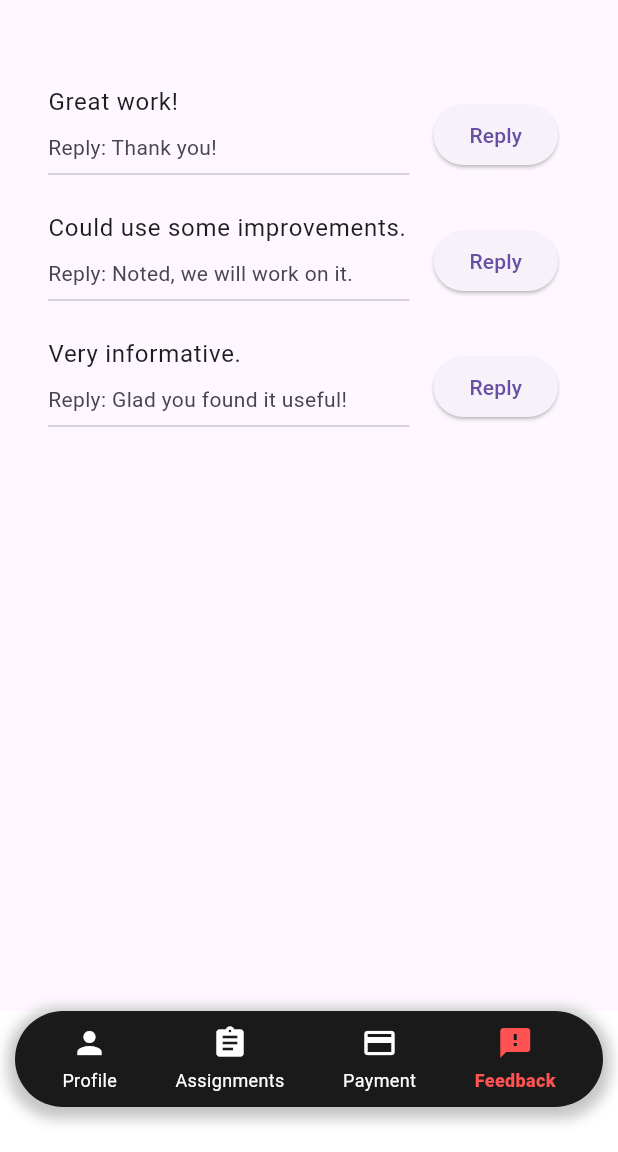
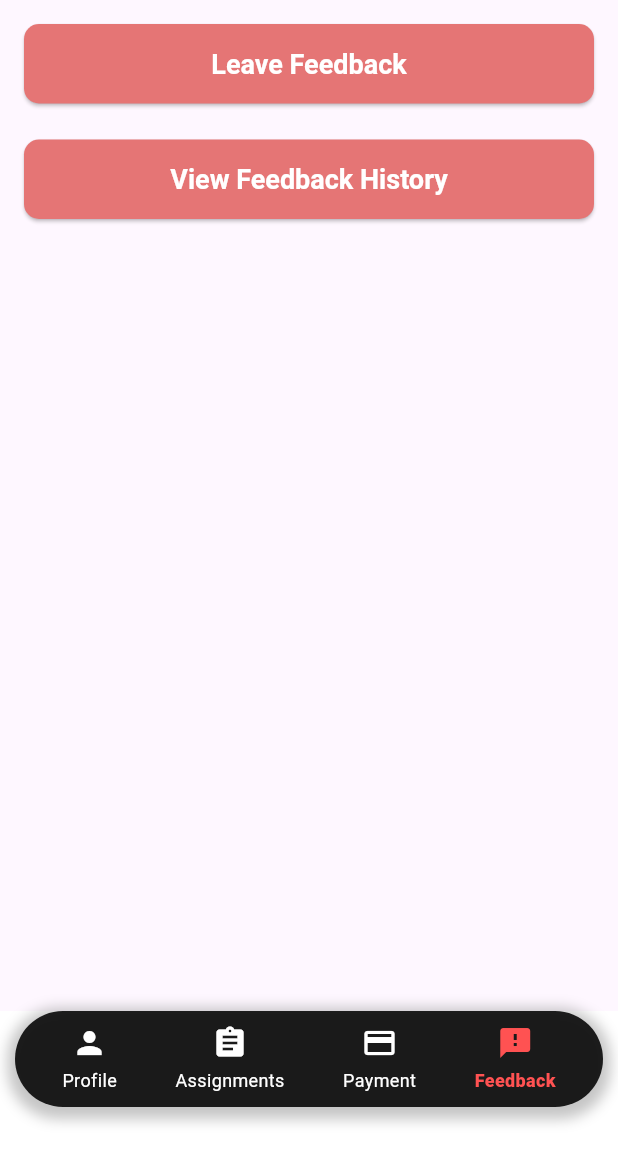
Before and after one commit to Ishan-Hegde/CRCE_Connex_App, a Flutter app: the screen it shows once a user with an empty profile is signed in, item 4 of the bottom bar chosen, on a phone screen of 412 x 824 dp, the part 84-1236 px from its top. Run offline on Flutter 3.47's test engine with Material 3 defaults, Android fonts, the phone set to English and light mode, and no system bars; our stand-ins replace file_picker, firebase_auth, firebase_core, google_fonts; accounts and stored records are empty.

Commit message:
feedback working

```diff
--- a/lib/screens/feedback_section/view.dart
+++ b/lib/screens/feedback_section/view.dart
@@ -1,6 +1,3 @@
-// ignore_for_file: use_key_in_widget_constructors, library_private_types_in_public_api
-
-import 'package:flutter/foundation.dart';
 import 'package:flutter/material.dart';
 
 class FeedbackPage extends StatelessWidget {
@@ -9,60 +6,31 @@ class FeedbackPage extends StatelessWidget {
   @override
   Widget build(BuildContext context) {
     return Scaffold(
-      body: const FeedbackWidget(),
+      body: Padding(
+        padding: const EdgeInsets.all(16.0),
+        child: FeedbackModule(),
+      ),
     );
   }
 }
 
-class FeedbackWidget extends StatefulWidget {
-  const FeedbackWidget({Key? key});
+class FeedbackModule extends StatefulWidget {
+  const FeedbackModule({Key? key});
 
   @override
-  _FeedbackWidgetState createState() => _FeedbackWidgetState();
+  _FeedbackModuleState createState() => _FeedbackModuleState();
 }
 
-class _FeedbackWidgetState extends State<FeedbackWidget> {
+class _FeedbackModuleState extends State<FeedbackModule> {
   final TextEditingController _feedbackController = TextEditingController();
   final TextEditingController _replyController = TextEditingController();
-  bool isTeacher = true; // Set to false for student view
 
-  List<String> feedbackList = [
-    'Great work!',
-    'Could use some improvements.',
-    'Very informative.',
-  ];
+  List<String> feedbackList = [];
+  List<String> replyList = [];
 
-  List<String> replyList = [
-    'Thank you!',
-    'Noted, we will work on it.',
-    'Glad you found it useful!',
-  ];
-
-  @override
-  Widget build(BuildContext context) {
-    return Padding(
-      padding: const EdgeInsets.all(16.0),
-      child: Column(
-        crossAxisAlignment: CrossAxisAlignment.stretch,
-        children: [
-          if (!isTeacher)
-            TextField(
-              controller: _feedbackController,
-              decoration: const InputDecoration(
-                labelText: 'Feedback (for students)',
-                border: OutlineInputBorder(),
-              ),
-              maxLines: 5,
-            ),
-          if (!isTeacher) const SizedBox(height: 16.0),
-          if (!isTeacher)
-            ElevatedButton(
-              onPressed: () {
-                // Handle feedback submission
+  void submitFeedback() {
     String feedback = _feedbackController.text.trim();
     if (feedback.isNotEmpty) {
-                  // Process feedback submission (e.g., send to backend)
-                  // You can add your logic here
       ScaffoldMessenger.of(context).showSnackBar(
         const SnackBar(content: Text('Feedback submitted!')),
       );
@@ -76,41 +44,9 @@ class _FeedbackWidgetState extends State<FeedbackWidget> {
         const SnackBar(content: Text('Please enter feedback.')),
       );
     }
-              },
-              child: const Text('Submit Feedback'),
-            ),
-          const SizedBox(height: 32.0),
-          if (isTeacher)
-            Expanded(
-              child: ListView.builder(
-                itemCount: feedbackList.length,
-                itemBuilder: (context, index) {
-                  return ListTile(
-                    title: Text(feedbackList[index]),
-                    subtitle: Column(
-                      crossAxisAlignment: CrossAxisAlignment.start,
-                      children: [
-                        const SizedBox(height: 8),
-                        Text('Reply: ${replyList[index]}'),
-                        const Divider(),
-                      ],
-                    ),
-                    trailing: ElevatedButton(
-                      onPressed: () {
-                        _showReplyDialog(context, index);
-                      },
-                      child: const Text('Reply'),
-                    ),
-                  );
-                },
-              ),
-            ),
-        ],
-      ),
-    );
   }
 
-  void _showReplyDialog(BuildContext context, int index) {
+  void showReplyDialog(int index) {
     showDialog(
       context: context,
       builder: (context) {
@@ -153,6 +89,119 @@ class _FeedbackWidgetState extends State<FeedbackWidget> {
   }
 
   @override
+  Widget build(BuildContext context) {
+    return Column(
+      crossAxisAlignment: CrossAxisAlignment.stretch,
+      children: [
+        ElevatedButton(
+          onPressed: () {
+            // Show input feedback module
+            showDialog(
+              context: context,
+              builder: (context) {
+                return AlertDialog(
+                  title: const Text('Input Feedback'),
+                  content: TextField(
+                    controller: _feedbackController,
+                    decoration: const InputDecoration(
+                      labelText: 'Enter your feedback',
+                      border: OutlineInputBorder(),
+                    ),
+                    maxLines: 5,
+                  ),
+                  actions: [
+                    TextButton(
+                      onPressed: () {
+                        Navigator.pop(context);
+                      },
+                      child: const Text('Cancel'),
+                    ),
+                    ElevatedButton(
+                      onPressed: () {
+                        submitFeedback();
+                        Navigator.pop(context);
+                      },
+                      child: const Text('Submit Feedback'),
+                    ),
+                  ],
+                );
+              },
+            );
+          },
+          style: ElevatedButton.styleFrom(
+            primary: Color(0xFFE57575),
+            textStyle: const TextStyle(fontSize: 18),
+            padding: const EdgeInsets.symmetric(vertical: 16),
+            shape: RoundedRectangleBorder(
+              borderRadius: BorderRadius.circular(10),
+            ),
+          ),
+          child: const Text(
+            'Leave Feedback',
+            style: TextStyle(
+              color: Colors.white,
+              fontWeight: FontWeight.bold,
+            ),
+          ),
+        ),
+        const SizedBox(height: 24.0),
+        ElevatedButton(
+          onPressed: () {
+            // Show previously sent messages module
+            showDialog(
+              context: context,
+              builder: (context) {
+                return AlertDialog(
+                  title: const Text('Feedback History'),
+                  content: SizedBox(
+                    height: 300,
+                    child: ListView.builder(
+                      itemCount: feedbackList.length,
+                      itemBuilder: (context, index) {
+                        return ListTile(
+                          title: Text(
+                            feedbackList[index],
+                            style: TextStyle(fontWeight: FontWeight.bold),
+                          ),
+                          subtitle: Text('Reply: ${replyList[index]}'),
+                        );
+                      },
+                    ),
+                  ),
+                  actions: [
+                    ElevatedButton(
+                      onPressed: () {
+                        Navigator.pop(context);
+                      },
+                      style: ElevatedButton.styleFrom(primary: Color(0xFFE57575)),
+                      child: const Text('Close'),
+                    ),
+                  ],
+                );
+              },
+            );
+          },
+          style: ElevatedButton.styleFrom(
+            primary: Color(0xFFE57575),
+            textStyle: const TextStyle(fontSize: 18),
+            padding: const EdgeInsets.symmetric(vertical: 16),
+            shape: RoundedRectangleBorder(
+              borderRadius: BorderRadius.circular(10),
+            ),
+          ),
+          child: const Text(
+            'View Feedback History',
+            style: TextStyle(
+              color: Colors.white,
+              fontWeight: FontWeight.bold,
+            ),
+          ),
+        ),
+      ],
+    );
+  }
+
+  @override
   void dispose() {
     _feedbackController.dispose();
     _replyController.dispose();
```
Lines whose indentation alone changed are shown as unchanged.
